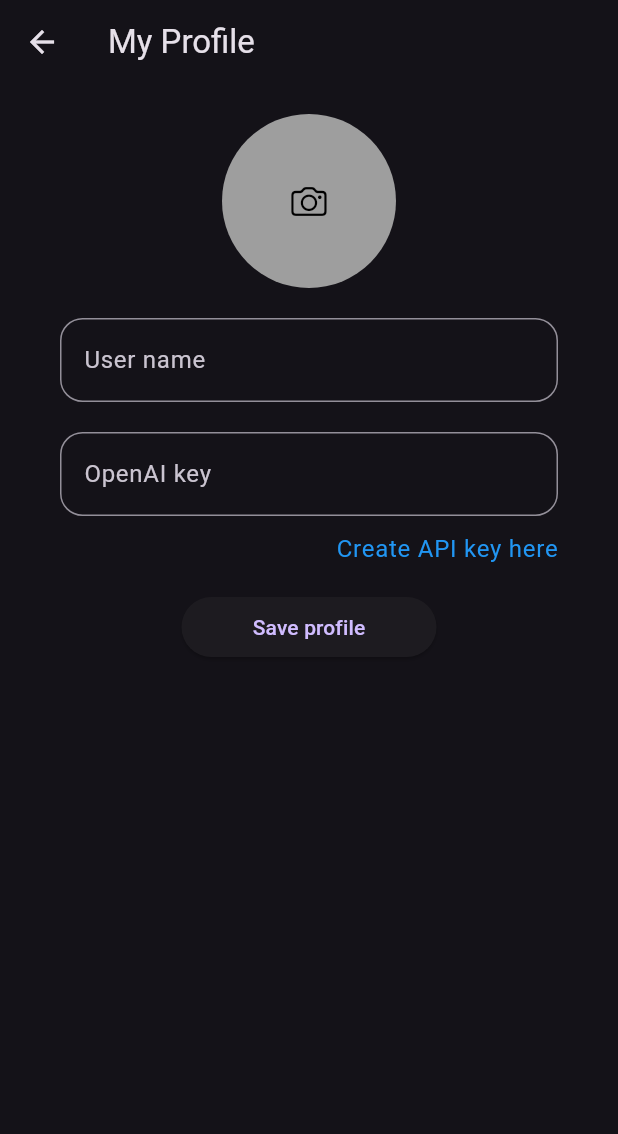
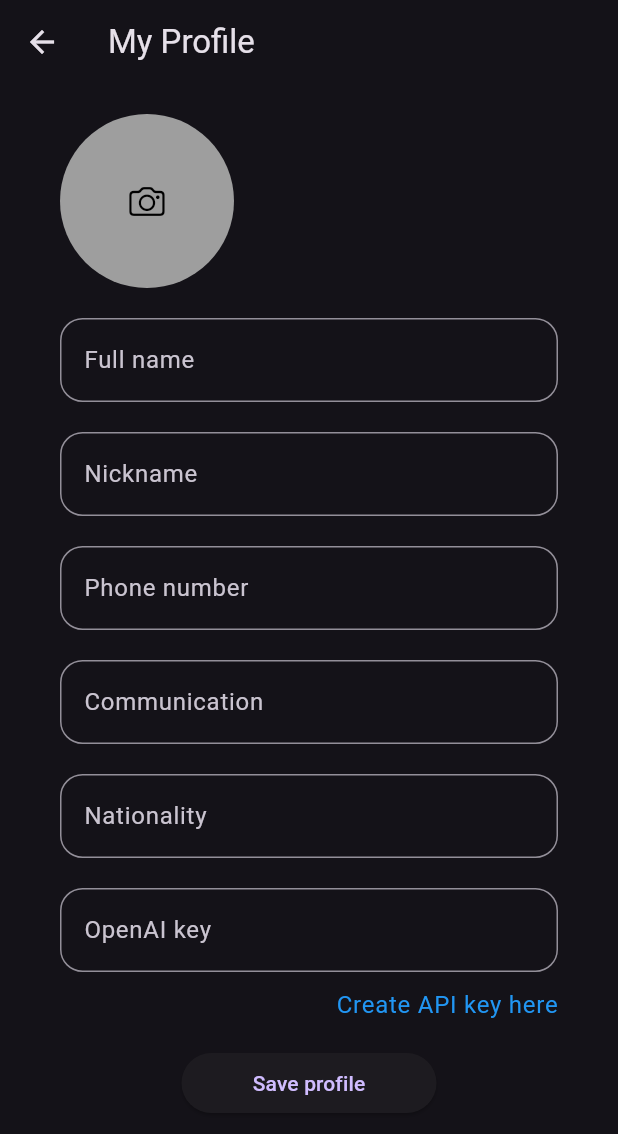
Before and after one commit to melifaro11/ConciergeGO, a Flutter app: the UserProfileScreen screen opened by its route, on a phone screen of 412 x 824 dp. Shown: the top 1134 px of the screen. Run offline on Flutter 3.47's test engine with Material 3 defaults, Android fonts, the phone set to English and light mode, and no system bars; our stand-ins replace cloud_firestore, firebase_auth, firebase_core, flutter_bloc, image_picker; missing offline and left inert: dart_openai; accounts and stored records are empty; network calls fail.

Commit message:
base user info on "my profile" page

```diff
--- a/lib/ui/screens/login_screen.dart
+++ b/lib/ui/screens/login_screen.dart
@@ -82,14 +82,14 @@ class LoginScreenState extends State<LoginScreen> {
                           ),
                         ),
                       TextFieldDecorated(
-                        label: "E-mail",
+                        labelText: "E-mail",
                         controller: _emailController,
                         onSubmitted: (text) {
                           _submitLoginForm();
                         },
                       ),
                       TextFieldDecorated(
-                        label: "Password",
+                        labelText: "Password",
                         obscureText: true,
                         controller: _passwordController,
                         onSubmitted: (text) {
--- a/lib/ui/screens/registration_screen.dart
+++ b/lib/ui/screens/registration_screen.dart
@@ -75,12 +75,12 @@ class RegistrationScreenState extends State<RegistrationScreen> {
                     ),
                   const SizedBox(height: 20),
                   TextFieldDecorated(
-                    label: "E-mail",
+                    labelText: "E-mail",
                     controller: _emailController,
                   ),
                   const SizedBox(height: 20),
                   TextFieldDecorated(
-                    label: "Password",
+                    labelText: "Password",
                     controller: _passwordController,
                     obscureText: true,
                   ),
--- a/lib/ui/screens/user_profile_screen.dart
+++ b/lib/ui/screens/user_profile_screen.dart
@@ -5,6 +5,7 @@ import 'package:conciergego/bloc/user_profile_bloc.dart';
 import 'package:conciergego/bloc/states/user_profile_state.dart';
 import 'package:conciergego/main.dart';
 import 'package:conciergego/models/user_profile_model.dart';
+import 'package:conciergego/ui/widgets/textfield_decorated.dart';
 import 'package:flutter/cupertino.dart';
 import 'package:flutter/material.dart';
 import 'package:flutter_bloc/flutter_bloc.dart';
@@ -27,6 +28,15 @@ class _UserProfileScreenState extends State<UserProfileScreen> {
 
   final TextEditingController _nameController = TextEditingController();
 
+  final TextEditingController _nickNameController = TextEditingController();
+
+  final TextEditingController _phoneNumberController = TextEditingController();
+
+  final TextEditingController _communicationMethodController =
+      TextEditingController();
+
+  final TextEditingController _nationalityController = TextEditingController();
+
   final TextEditingController _openaiKeyController = TextEditingController();
 
   @override
@@ -41,6 +51,12 @@ class _UserProfileScreenState extends State<UserProfileScreen> {
       _avatar = _userProfile?.avatar;
       _nameController.text = _userProfile?.baseInfo.fullName ?? "";
       _openaiKeyController.text = _userProfile?.openaiKey ?? "";
+
+      _nickNameController.text = _userProfile?.baseInfo.nickName ?? "";
+      _phoneNumberController.text = _userProfile?.baseInfo.phoneNumber ?? "";
+      _communicationMethodController.text =
+          _userProfile?.baseInfo.communicationMethod ?? "";
+      _nationalityController.text = _userProfile?.baseInfo.nationality ?? "";
     }
   }
 
@@ -51,10 +67,12 @@ class _UserProfileScreenState extends State<UserProfileScreen> {
         title: const Text("My Profile"),
         //automaticallyImplyLeading: false,
       ),
-      body: Padding(
+      body: SingleChildScrollView(
+        child: Padding(
           padding: const EdgeInsets.symmetric(horizontal: 40, vertical: 10),
           child: Column(
             mainAxisAlignment: MainAxisAlignment.start,
+            crossAxisAlignment: CrossAxisAlignment.start,
             children: [
               const SizedBox(height: 10),
               CircleAvatar(
@@ -96,16 +114,55 @@ class _UserProfileScreenState extends State<UserProfileScreen> {
               ),
               const SizedBox(height: 20),
               const VerticalDivider(),
+              TextFieldDecorated(
+                controller: _nameController,
+                labelText: "Full name",
+                hintText: "What is your full name?",
+                width: 400,
+              ),
+              const SizedBox(height: 20),
+              TextFieldDecorated(
+                controller: _nickNameController,
+                labelText: "Nickname",
+                hintText: "What is your preferred name or nickname?",
+                width: 400,
+              ),
+              const SizedBox(height: 20),
               TextField(
-              controller: _nameController,
+                controller: _phoneNumberController,
                 decoration: InputDecoration(
-                labelText: "User name",
+                  labelText: "Phone number",
+                  hintText: "What is your phone number?",
                   border: OutlineInputBorder(
                     borderRadius: BorderRadius.circular(15),
                   ),
                 ),
               ),
               const SizedBox(height: 20),
+              TextField(
+                controller: _communicationMethodController,
+                decoration: InputDecoration(
+                  labelText: "Communication",
+                  hintText:
+                      "What is your preferred method of communication? (Email, WhatsApp, SMS, Other)",
+                  border: OutlineInputBorder(
+                    borderRadius: BorderRadius.circular(15),
+                  ),
+                ),
+              ),
+              const SizedBox(height: 20),
+              TextField(
+                controller: _nationalityController,
+                decoration: InputDecoration(
+                  labelText: "Nationality",
+                  hintText: "What is your nationality?",
+                  border: OutlineInputBorder(
+                    borderRadius: BorderRadius.circular(15),
+                  ),
+                ),
+              ),
+              const SizedBox(height: 20),
+
               TextField(
                 controller: _openaiKeyController,
                 decoration: InputDecoration(
@@ -148,6 +205,11 @@ class _UserProfileScreenState extends State<UserProfileScreen> {
                               _userProfile!.copyWith(
                                 baseInfo: _userProfile!.baseInfo.copyWith(
                                   fullName: _nameController.text,
+                                  nickName: _nickNameController.text,
+                                  phoneNumber: _phoneNumberController.text,
+                                  communicationMethod:
+                                      _communicationMethodController.text,
+                                  nationality: _nationalityController.text,
                                 ),
                                 openaiKey: _openaiKeyController.text,
                               ),
@@ -167,6 +229,7 @@ class _UserProfileScreenState extends State<UserProfileScreen> {
             ],
           ),
         ),
+      ),
     );
   }
 }
--- a/lib/ui/widgets/textfield_decorated.dart
+++ b/lib/ui/widgets/textfield_decorated.dart
@@ -3,7 +3,9 @@ import 'package:flutter/material.dart';
 /// Text input widget
 class TextFieldDecorated extends StatefulWidget {
   /// Input label
-  final String? label;
+  final String? labelText;
+
+  final String? hintText;
 
   /// Field controller
   final TextEditingController? controller;
@@ -14,16 +16,24 @@ class TextFieldDecorated extends StatefulWidget {
 
   final bool? enabled;
 
+  final double? width;
+
+  final double? height;
+
   final Function(String)? onSubmitted;
 
-  const TextFieldDecorated(
-      {super.key,
-      this.label,
-      this.controller,
-      this.enabled,
-      this.obscureText,
-      this.suffix,
-      this.onSubmitted});
+  const TextFieldDecorated({
+    super.key,
+    this.labelText,
+    this.hintText,
+    this.controller,
+    this.enabled,
+    this.obscureText,
+    this.suffix,
+    this.width,
+    this.height,
+    this.onSubmitted,
+  });
 
   @override
   State<TextFieldDecorated> createState() => _TextFieldDecoratedState();
@@ -33,6 +43,8 @@ class _TextFieldDecoratedState extends State<TextFieldDecorated> {
   @override
   Widget build(BuildContext context) {
     return Container(
+      width: widget.width,
+      height: widget.height,
       decoration: BoxDecoration(
         // boxShadow: [
         //   BoxShadow(
@@ -54,13 +66,10 @@ class _TextFieldDecoratedState extends State<TextFieldDecorated> {
           }
         },
         decoration: InputDecoration(
-          labelText: widget.label ?? "",
-          border: OutlineInputBorder(
-            borderRadius: BorderRadius.circular(15),
-          ),
+          labelText: widget.labelText,
+          hintText: widget.hintText,
+          border: OutlineInputBorder(borderRadius: BorderRadius.circular(15)),
           suffix: widget.suffix,
-          //filled: true,
-          //fillColor: Colors.white,
         ),
       ),
     );
```
Lines whose indentation alone changed are shown as unchanged.
